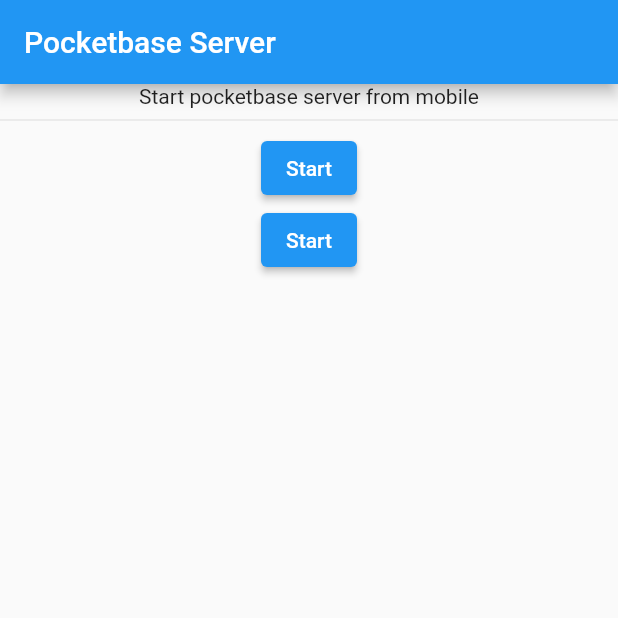
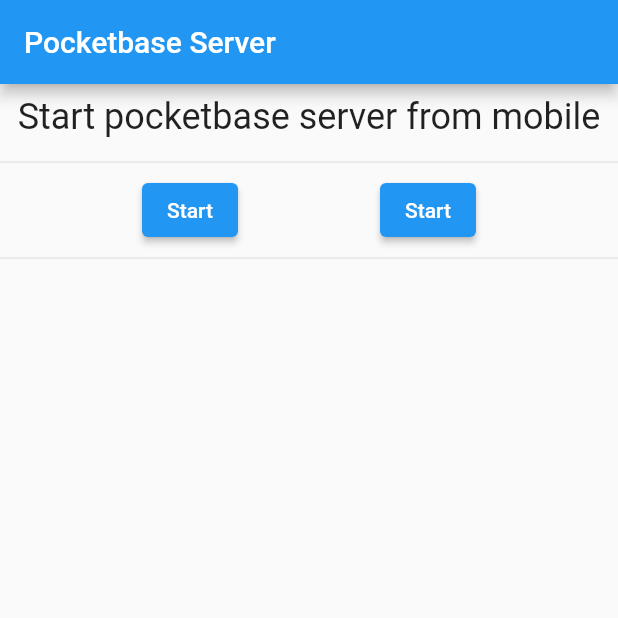
Before and after one commit to rohitsangwan01/pocketbase_server_flutter, a Flutter app: the screen it shows after launch, on a phone screen of 412 x 824 dp, the top half of it. Run offline on Flutter 3.47's test engine with Material 2 defaults, Android fonts, the phone set to English and light mode, and no system bars.

Commit message:
Minor fixes

```diff
--- a/example/lib/main.dart
+++ b/example/lib/main.dart
@@ -1,3 +1,5 @@
+// ignore_for_file: avoid_print
+
 import 'package:flutter/material.dart';
 import 'package:pocketbase_server_flutter/pocketbase_server_flutter.dart';
 
@@ -16,6 +18,19 @@
 }
 
 class _MyAppState extends State<MyApp> {
+  List<String> logs = [];
+
+  @override
+  void initState() {
+    PocketbaseServerFlutter.setEventCallback(callback: (event, data) {
+      print("Event: $event");
+      setState(() {
+        logs.add("$event - $data");
+      });
+    });
+    super.initState();
+  }
+
   @override
   Widget build(BuildContext context) {
     return Scaffold(
@@ -24,8 +39,18 @@
         ),
         body: Column(
           children: [
-            const Text("Start pocketbase server from mobile"),
+            Padding(
+              padding: const EdgeInsets.all(8.0),
+              child: Text(
+                "Start pocketbase server from mobile",
+                textAlign: TextAlign.center,
+                style: Theme.of(context).textTheme.headlineSmall,
+              ),
+            ),
             const Divider(),
+            Row(
+              mainAxisAlignment: MainAxisAlignment.spaceEvenly,
+              children: [
                 ElevatedButton(
                     onPressed: () async {
                       await PocketbaseServerFlutter.start(
@@ -41,6 +66,17 @@
                     },
                     child: const Text("Start")),
               ],
+            ),
+            const Divider(),
+            Expanded(
+              child: ListView.builder(
+                itemCount: logs.length,
+                itemBuilder: (BuildContext context, int index) {
+                  return Text(logs[index]);
+                },
+              ),
+            )
+          ],
         ));
   }
 }
```
Also changed, not shown: 4 other files. Lines whose indentation alone changed are shown as unchanged.
